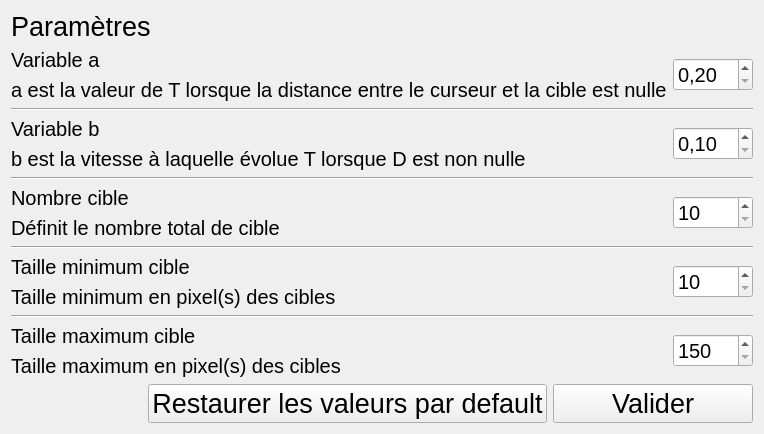
Before: the Qt Designer form forms/settings.ui in axel7083/Fitts, drawn with Qt 5.
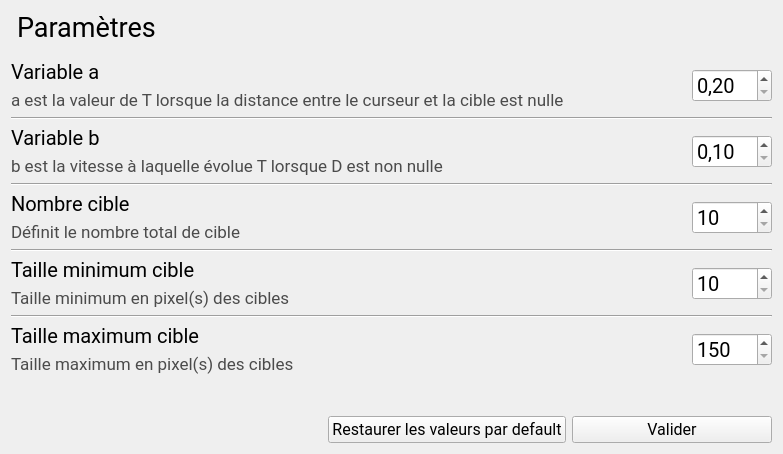
After: the same form once the commit is applied.

The edit to the form file:
```diff
--- a/forms/settings.ui
+++ b/forms/settings.ui
@@ -6,8 +6,8 @@
    <rect>
     <x>0</x>
     <y>0</y>
-    <width>754</width>
-    <height>421</height>
+    <width>783</width>
+    <height>454</height>
    </rect>
   </property>
   <property name="windowTitle">
@@ -26,11 +26,18 @@
       <widget class="QLabel" name="label">
        <property name="font">
         <font>
+         <family>Roboto</family>
          <pointsize>20</pointsize>
+         <weight>50</weight>
+         <italic>false</italic>
+         <bold>false</bold>
+         <underline>false</underline>
+         <strikeout>false</strikeout>
+         <kerning>true</kerning>
         </font>
        </property>
        <property name="styleSheet">
-        <string notr="true"/>
+        <string notr="true"> font: 20pt; padding-bottom: 10px;</string>
        </property>
        <property name="text">
         <string>Paramètres</string>
@@ -54,7 +61,11 @@
            </property>
            <property name="font">
             <font>
+             <family>Roboto</family>
              <pointsize>15</pointsize>
+             <weight>50</weight>
+             <italic>false</italic>
+             <bold>false</bold>
             </font>
            </property>
            <property name="text">
@@ -66,9 +77,16 @@
           <widget class="QLabel" name="label_3">
            <property name="font">
             <font>
-             <pointsize>15</pointsize>
+             <family>Roboto</family>
+             <pointsize>13</pointsize>
+             <weight>50</weight>
+             <italic>false</italic>
+             <bold>false</bold>
             </font>
            </property>
+           <property name="styleSheet">
+            <string notr="true">color: rgb(75, 75, 75); font: 13pt</string>
+           </property>
            <property name="text">
             <string>a est la valeur de T lorsque la distance entre le curseur et la cible est nulle</string>
            </property>
@@ -111,7 +129,11 @@
          </property>
          <property name="font">
           <font>
+           <family>Roboto</family>
            <pointsize>15</pointsize>
+           <weight>50</weight>
+           <italic>false</italic>
+           <bold>false</bold>
            <strikeout>false</strikeout>
           </font>
          </property>
@@ -137,7 +159,11 @@
           <widget class="QLabel" name="label_4">
            <property name="font">
             <font>
+             <family>Roboto</family>
              <pointsize>15</pointsize>
+             <weight>50</weight>
+             <italic>false</italic>
+             <bold>false</bold>
             </font>
            </property>
            <property name="text">
@@ -149,9 +175,16 @@
           <widget class="QLabel" name="label_5">
            <property name="font">
             <font>
-             <pointsize>15</pointsize>
+             <family>Roboto</family>
+             <pointsize>13</pointsize>
+             <weight>50</weight>
+             <italic>false</italic>
+             <bold>false</bold>
             </font>
            </property>
+           <property name="styleSheet">
+            <string notr="true">color: rgb(75, 75, 75); font: 13pt</string>
+           </property>
            <property name="text">
             <string>b est la vitesse à laquelle évolue T lorsque D est non nulle</string>
            </property>
@@ -182,7 +215,11 @@
          </property>
          <property name="font">
           <font>
+           <family>Roboto</family>
            <pointsize>15</pointsize>
+           <weight>50</weight>
+           <italic>false</italic>
+           <bold>false</bold>
           </font>
          </property>
          <property name="specialValueText">
@@ -207,7 +244,11 @@
           <widget class="QLabel" name="label_6">
            <property name="font">
             <font>
+             <family>Roboto</family>
              <pointsize>15</pointsize>
+             <weight>50</weight>
+             <italic>false</italic>
+             <bold>false</bold>
             </font>
            </property>
            <property name="text">
@@ -219,9 +260,16 @@
           <widget class="QLabel" name="label_7">
            <property name="font">
             <font>
-             <pointsize>15</pointsize>
+             <family>Roboto</family>
+             <pointsize>13</pointsize>
+             <weight>50</weight>
+             <italic>false</italic>
+             <bold>false</bold>
             </font>
            </property>
+           <property name="styleSheet">
+            <string notr="true">color: rgb(75, 75, 75); font: 13pt</string>
+           </property>
            <property name="text">
             <string>Définit le nombre total de cible</string>
            </property>
@@ -252,7 +300,11 @@
          </property>
          <property name="font">
           <font>
+           <family>Roboto</family>
            <pointsize>15</pointsize>
+           <weight>50</weight>
+           <italic>false</italic>
+           <bold>false</bold>
           </font>
          </property>
          <property name="specialValueText">
@@ -277,7 +329,11 @@
           <widget class="QLabel" name="label_8">
            <property name="font">
             <font>
+             <family>Roboto</family>
              <pointsize>15</pointsize>
+             <weight>50</weight>
+             <italic>false</italic>
+             <bold>false</bold>
             </font>
            </property>
            <property name="text">
@@ -289,9 +345,16 @@
           <widget class="QLabel" name="label_9">
            <property name="font">
             <font>
-             <pointsize>15</pointsize>
+             <family>Roboto</family>
+             <pointsize>13</pointsize>
+             <weight>50</weight>
+             <italic>false</italic>
+             <bold>false</bold>
             </font>
            </property>
+           <property name="styleSheet">
+            <string notr="true">color: rgb(75, 75, 75); font: 13pt</string>
+           </property>
            <property name="text">
             <string>Taille minimum en pixel(s) des cibles</string>
            </property>
@@ -322,7 +385,11 @@
          </property>
          <property name="font">
           <font>
+           <family>Roboto</family>
            <pointsize>15</pointsize>
+           <weight>50</weight>
+           <italic>false</italic>
+           <bold>false</bold>
           </font>
          </property>
          <property name="specialValueText">
@@ -347,7 +414,11 @@
           <widget class="QLabel" name="label_10">
            <property name="font">
             <font>
+             <family>Roboto</family>
              <pointsize>15</pointsize>
+             <weight>50</weight>
+             <italic>false</italic>
+             <bold>false</bold>
             </font>
            </property>
            <property name="text">
@@ -359,9 +430,16 @@
           <widget class="QLabel" name="label_11">
            <property name="font">
             <font>
-             <pointsize>15</pointsize>
+             <family>Roboto</family>
+             <pointsize>13</pointsize>
+             <weight>50</weight>
+             <italic>false</italic>
+             <bold>false</bold>
             </font>
            </property>
+           <property name="styleSheet">
+            <string notr="true">color: rgb(75, 75, 75); font: 13pt</string>
+           </property>
            <property name="text">
             <string>Taille maximum en pixel(s) des cibles</string>
            </property>
@@ -392,7 +470,11 @@
          </property>
          <property name="font">
           <font>
+           <family>Roboto</family>
            <pointsize>15</pointsize>
+           <weight>50</weight>
+           <italic>false</italic>
+           <bold>false</bold>
           </font>
          </property>
          <property name="specialValueText">
@@ -405,6 +487,19 @@
        </item>
       </layout>
      </item>
+     <item>
+      <spacer name="verticalSpacer">
+       <property name="orientation">
+        <enum>Qt::Vertical</enum>
+       </property>
+       <property name="sizeHint" stdset="0">
+        <size>
+         <width>20</width>
+         <height>40</height>
+        </size>
+       </property>
+      </spacer>
+     </item>
      <item>
       <layout class="QHBoxLayout" name="horizontalLayout_7">
        <item>
@@ -430,9 +525,16 @@
          </property>
          <property name="font">
           <font>
-           <pointsize>20</pointsize>
+           <family>Roboto</family>
+           <pointsize>12</pointsize>
+           <weight>50</weight>
+           <italic>false</italic>
+           <bold>false</bold>
           </font>
          </property>
+         <property name="styleSheet">
+          <string notr="true">font: 12pt;</string>
+         </property>
          <property name="text">
           <string>Restaurer les valeurs par default</string>
          </property>
@@ -454,11 +556,15 @@
          </property>
          <property name="font">
           <font>
-           <pointsize>20</pointsize>
+           <family>Roboto</family>
+           <pointsize>12</pointsize>
+           <weight>50</weight>
+           <italic>false</italic>
+           <bold>false</bold>
           </font>
          </property>
          <property name="styleSheet">
-          <string notr="true"/>
+          <string notr="true">font: 12pt;</string>
          </property>
          <property name="text">
           <string>Valider</string>
```
Left out of the diff: 2 changed lines with no effect on the pictures.
